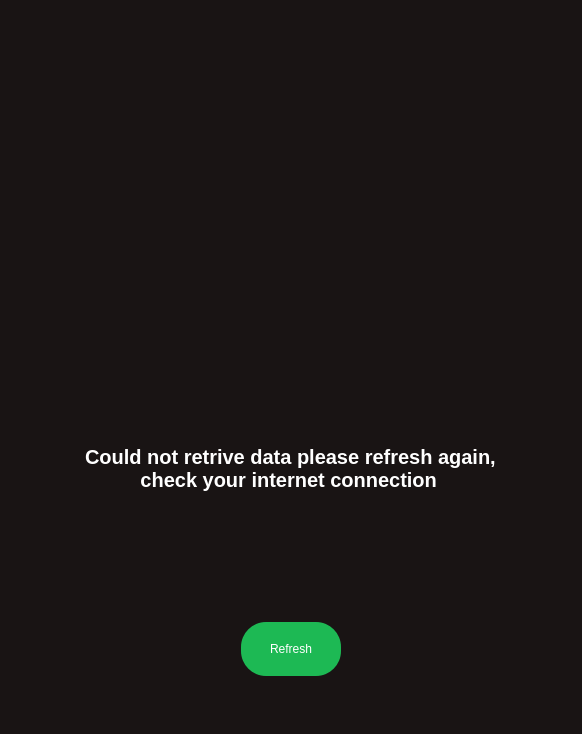
The window that mutak/mainwindow.ui (ahmed-debbech/mutak) describes before a commit, drawn with Qt 5.
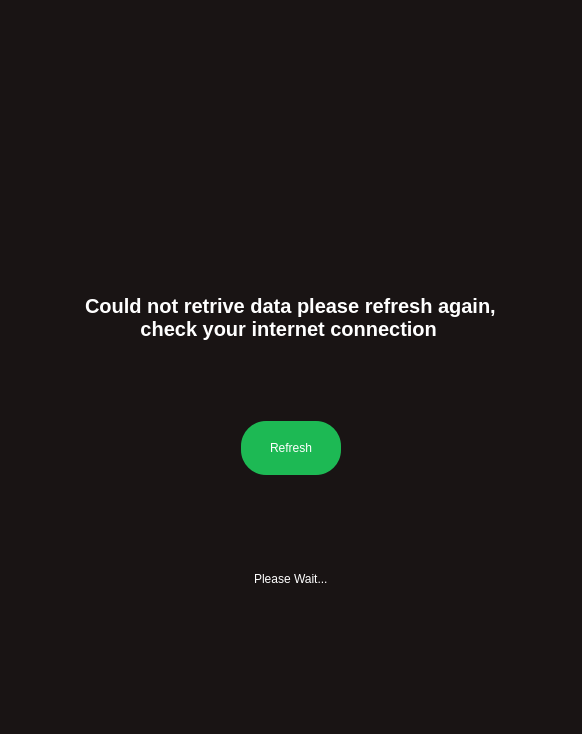
The same window after the commit. The open tabs and pages were chosen to show the change.

Commit message: Fix error catching in checking internet connection

Patch:
```diff
--- a/mutak/mainwindow.ui
+++ b/mutak/mainwindow.ui
@@ -679,6 +679,47 @@
           </property>
          </widget>
         </item>
+        <item>
+         <layout class="QHBoxLayout" name="horizontalLayout_11">
+          <item>
+           <spacer name="horizontalSpacer_12">
+            <property name="orientation">
+             <enum>Qt::Horizontal</enum>
+            </property>
+            <property name="sizeHint" stdset="0">
+             <size>
+              <width>40</width>
+              <height>20</height>
+             </size>
+            </property>
+           </spacer>
+          </item>
+          <item>
+           <widget class="QLabel" name="wait_label2">
+            <property name="styleSheet">
+             <string notr="true">color: white;
+font: 14pt  '://resources/fonts/GothamBook.ttf';</string>
+            </property>
+            <property name="text">
+             <string>Please Wait...</string>
+            </property>
+           </widget>
+          </item>
+          <item>
+           <spacer name="horizontalSpacer_13">
+            <property name="orientation">
+             <enum>Qt::Horizontal</enum>
+            </property>
+            <property name="sizeHint" stdset="0">
+             <size>
+              <width>40</width>
+              <height>20</height>
+             </size>
+            </property>
+           </spacer>
+          </item>
+         </layout>
+        </item>
         <item>
          <spacer name="verticalSpacer_3">
           <property name="orientation">
```
The commit also changes 2 other files.
